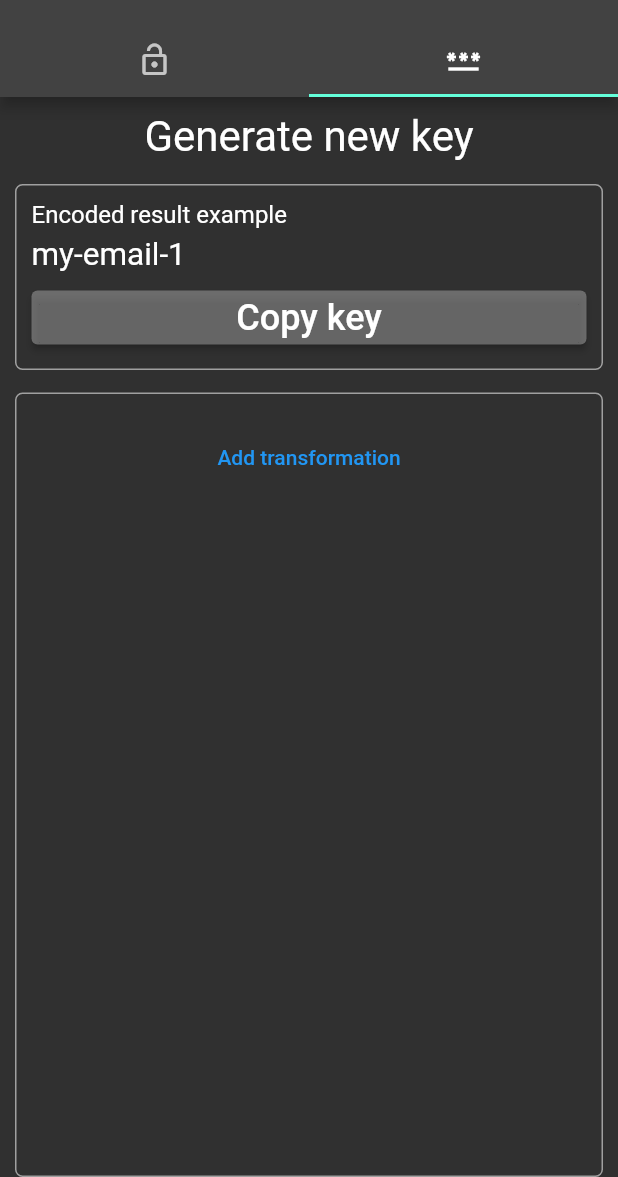
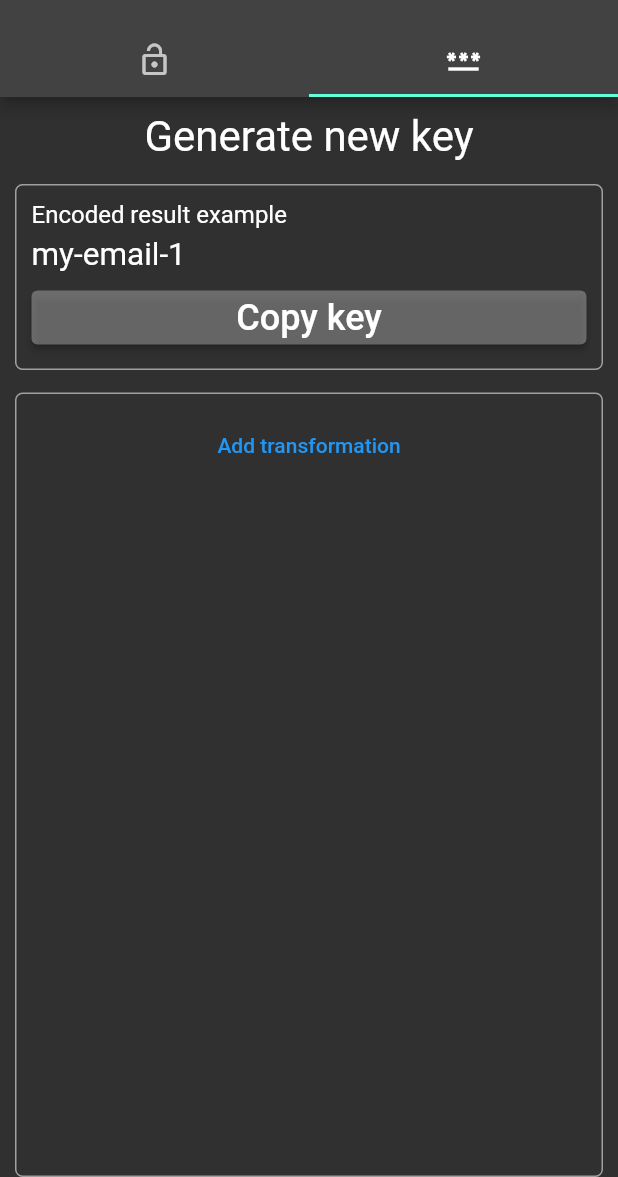
Before and after one commit to uor16x/uor-keyring, a Flutter app: the screen it shows after launch, tab 2 chosen, on a phone screen of 412 x 824 dp, the part 59-1236 px from its top. Run offline on Flutter 3.47's test engine with Material 2 defaults, Android fonts, the phone set to English and light mode, and no system bars; our stand-ins replace fluttertoast; missing offline and left inert: confirm_dialog.

Commit message:
Log block order refactor;

```diff
--- a/lib/widgets/keygen/blocks/add_action.dart
+++ b/lib/widgets/keygen/blocks/add_action.dart
@@ -63,6 +63,18 @@ class _AddActionState extends State<AddAction> {
     });
   }
 
+  reset() {
+    setState(() {
+      addMode = false;
+      actionType = TransformAction.none.asString();
+    });
+  }
+
+  onTransform(ActionLogItem item) {
+    reset();
+    widget.apply(item);
+  }
+
   @override
   Widget build(BuildContext context) {
     Widget addAction;
@@ -78,8 +90,7 @@ class _AddActionState extends State<AddAction> {
 
           // specific transformations block
           if (actionType == TransformAction.substr.asString())
-            Substr(
-                currentValue: widget.currentValue, onTransform: widget.apply),
+            Substr(currentValue: widget.currentValue, onTransform: onTransform),
           // ---
 
           Styles.emptySpace(10),
@@ -87,6 +98,9 @@ class _AddActionState extends State<AddAction> {
             onPressed: () => setMode(false),
             child: const Text('Cancel'),
           ),
+          // const Divider(
+          //   color: Colors.white,
+          // ),
         ],
       );
     } else {
--- a/lib/widgets/keygen/blocks/log_block.dart
+++ b/lib/widgets/keygen/blocks/log_block.dart
@@ -43,15 +43,16 @@ class LogBlock extends StatelessWidget {
   @override
   Widget build(BuildContext context) {
     return Container(
-      padding: Styles.padding(),
+      // padding: Styles.padding(),
       decoration: Styles.boxDecoration,
       child: ListView(
         scrollDirection: Axis.vertical,
         shrinkWrap: true,
-        padding: const EdgeInsets.all(8),
+        padding: const EdgeInsets.all(10),
         children: <Widget>[
+          AddAction(currentValue: currentValue, apply: newActionApplied),
+          Styles.emptySpace(10),
           ...logItems.map((item) => _LogItem(item: item)),
-          AddAction(currentValue: currentValue, apply: newActionApplied),
         ],
       ),
     );
--- a/lib/widgets/keygen/keygen.dart
+++ b/lib/widgets/keygen/keygen.dart
@@ -25,7 +25,10 @@ class _KeyGenState extends State<Keygen> {
 
   void addAction(ActionLogItem item) {
     setState(() {
-      log.add(item);
+      log = [
+        item,
+        ...log,
+      ];
     });
   }
 
```
